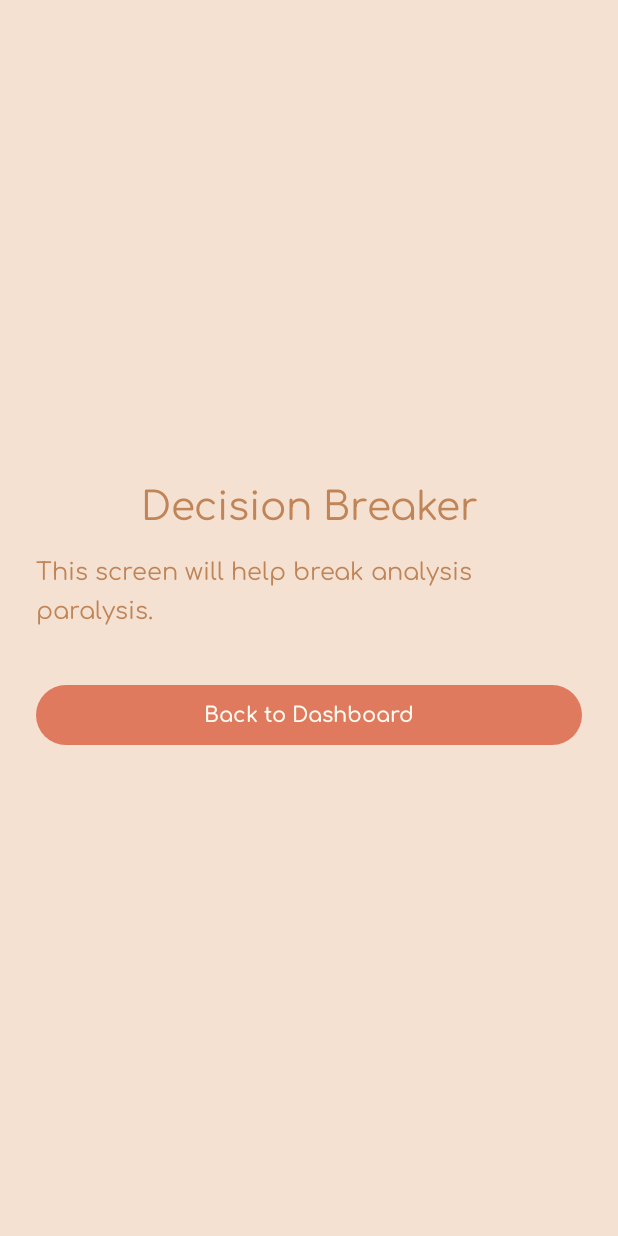
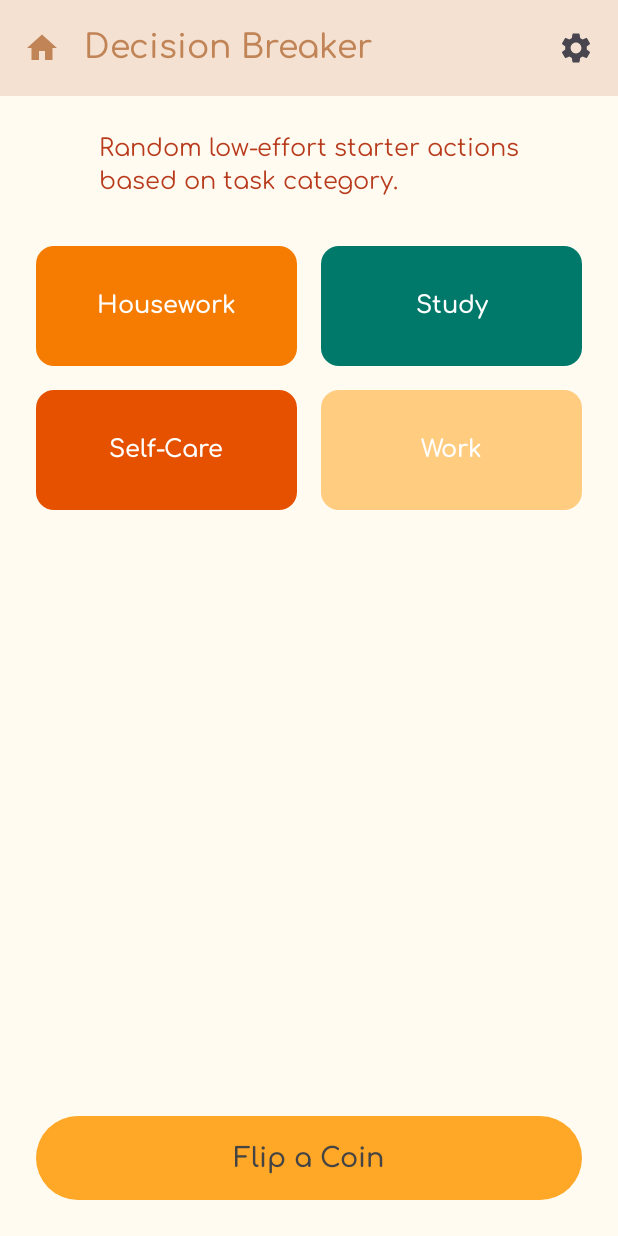
Before and after one commit to SarasotaSmile20/Done-ish, an Android app built with Jetpack Compose: the @Preview function DecisionBreakerPreview, on a phone screen of 412 x 824 dp. Run offline under Robolectric (Android 15) with nearby library versions, the phone set to English and light mode, and no system bars.

Commit message:
added other screens

```diff
--- a/app/src/main/java/com/example/done_ishapp/DecisionBreakerScreen.kt
+++ b/app/src/main/java/com/example/done_ishapp/DecisionBreakerScreen.kt
@@ -1,10 +1,15 @@
 package com.example.done_ishapp
 
 import androidx.compose.foundation.layout.*
+import androidx.compose.foundation.shape.RoundedCornerShape
+import androidx.compose.material.icons.Icons
+import androidx.compose.material.icons.filled.Home
+import androidx.compose.material.icons.filled.Settings
 import androidx.compose.material3.*
 import androidx.compose.runtime.Composable
 import androidx.compose.ui.Alignment
 import androidx.compose.ui.Modifier
+import androidx.compose.ui.graphics.Color
 import androidx.compose.ui.unit.dp
 import androidx.compose.ui.unit.sp
 import androidx.navigation.NavController
@@ -12,29 +17,81 @@ import androidx.compose.ui.tooling.preview.Preview
 import androidx.navigation.compose.rememberNavController
 import com.example.done_ishapp.ui.theme.DoneishAppTheme
 
+@OptIn(ExperimentalMaterial3Api::class)
 @Composable
 fun DecisionBreakerScreen(navController: NavController) {
-    Surface(modifier = Modifier.fillMaxSize()) {
+    Scaffold(
+        topBar = {
+            TopAppBar(
+                title = { Text("Decision Breaker", fontSize = 22.sp) },
+                navigationIcon = {
+                    IconButton(onClick = { navController.navigate("dashboard") }) {
+                        Icon(Icons.Default.Home, contentDescription = "Home")
+                    }
+                },
+                actions = {
+                    IconButton(onClick = { /* TODO: Add settings */ }) {
+                        Icon(Icons.Default.Settings, contentDescription = "Settings")
+                    }
+                }
+            )
+        }
+    ) { innerPadding ->
         Column(
             modifier = Modifier
-                .fillMaxSize()
-                .padding(24.dp),
-            verticalArrangement = Arrangement.Center,
+                .padding(innerPadding)
+                .padding(24.dp)
+                .fillMaxSize(),
+            verticalArrangement = Arrangement.SpaceBetween,
             horizontalAlignment = Alignment.CenterHorizontally
         ) {
-            Text("Decision Breaker", fontSize = 26.sp)
-            Spacer(modifier = Modifier.height(16.dp))
-            Text("This screen will help break analysis paralysis.", fontSize = 16.sp)
+            Column(horizontalAlignment = Alignment.CenterHorizontally) {
+                Text(
+                    text = "Random low-effort starter actions\nbased on task category.",
+                    fontSize = 16.sp,
+                    color = Color(0xFFB83B1D),
+                    lineHeight = 22.sp
+                )
 
-            Spacer(modifier = Modifier.height(32.dp))
+                Spacer(modifier = Modifier.height(32.dp))
+
+                // Grid of Buttons with weight applied here
+                Column(verticalArrangement = Arrangement.spacedBy(16.dp)) {
+                    Row(horizontalArrangement = Arrangement.spacedBy(16.dp)) {
+                        CategoryButton("Housework", Color(0xFFF57C00), modifier = Modifier.weight(1f))
+                        CategoryButton("Study", Color(0xFF00796B), modifier = Modifier.weight(1f))
+                    }
+                    Row(horizontalArrangement = Arrangement.spacedBy(16.dp)) {
+                        CategoryButton("Self-Care", Color(0xFFE65100), modifier = Modifier.weight(1f))
+                        CategoryButton("Work", Color(0xFFFFCC80), modifier = Modifier.weight(1f))
+                    }
+                }
+            }
 
             Button(
-                onClick = { navController.navigate("dashboard") },
-                modifier = Modifier.fillMaxWidth()
+                onClick = { /* Flip logic */ },
+                colors = ButtonDefaults.buttonColors(containerColor = Color(0xFFFFA726)),
+                modifier = Modifier
+                    .fillMaxWidth()
+                    .height(56.dp),
+                shape = RoundedCornerShape(32.dp)
             ) {
-                Text("Back to Dashboard")
+                Text("Flip a Coin", color = Color.DarkGray, fontSize = 18.sp)
             }
         }
+    }
+}
+
+@Composable
+fun CategoryButton(label: String, backgroundColor: Color, modifier: Modifier = Modifier) {
+    Button(
+        onClick = { /* TODO: Add category action */ },
+        colors = ButtonDefaults.buttonColors(containerColor = backgroundColor),
+        modifier = modifier
+            .height(80.dp),
+        shape = RoundedCornerShape(12.dp)
+    ) {
+        Text(label, color = Color.White, fontSize = 16.sp)
     }
 }
 
@@ -42,6 +99,6 @@ fun DecisionBreakerScreen(navController: NavController) {
 @Composable
 fun DecisionBreakerPreview() {
     DoneishAppTheme {
-        DecisionBreakerScreen(rememberNavController())
+        DecisionBreakerScreen(navController = rememberNavController())
     }
 }
```
